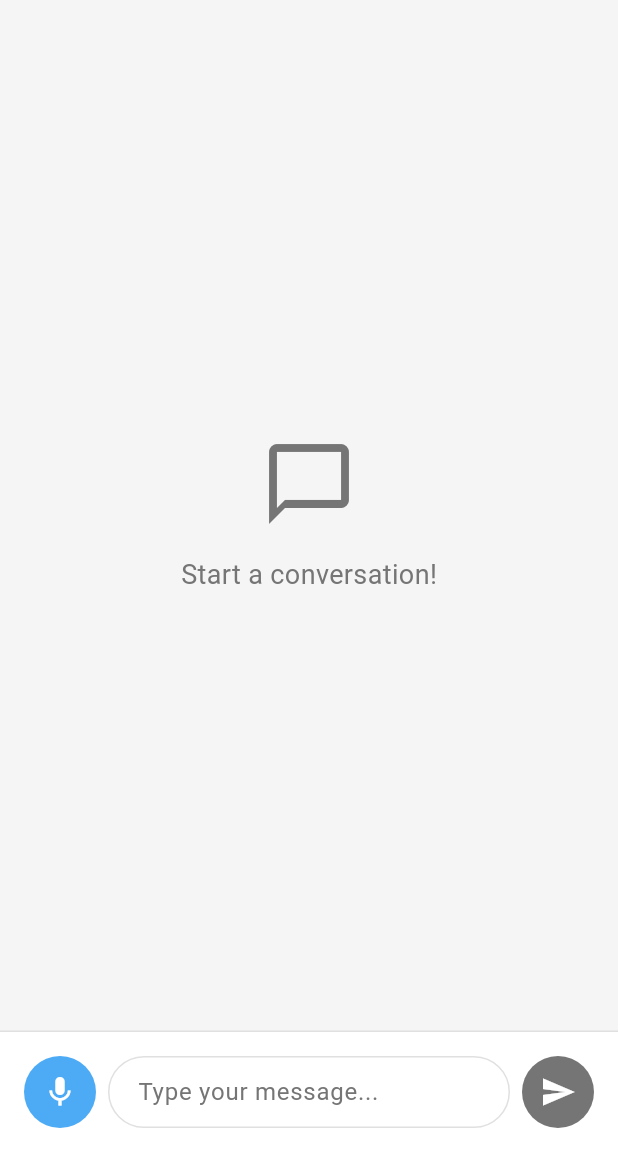
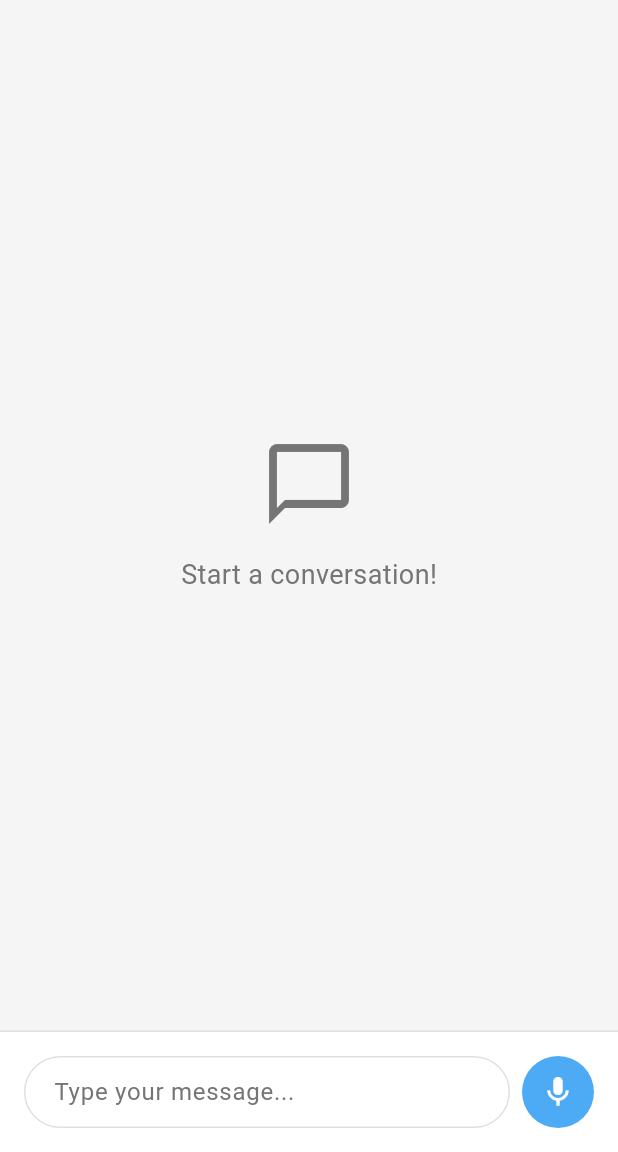
Before and after one commit to BilalRehman08/Conversational-AI-, a Flutter app: the screen it shows after launch, on a phone screen of 412 x 824 dp, the part 84-1236 px from its top. Run offline on Flutter 3.47's test engine with Material 3 defaults, Android fonts, the phone set to English and light mode, and no system bars; our stand-ins replace stacked, stacked_services, stacked_shared.

Commit message:
update voice and send button handling

```diff
--- a/lib/ui/widgets/chat_input.dart
+++ b/lib/ui/widgets/chat_input.dart
@@ -70,41 +70,6 @@ class _ChatInputState extends State<ChatInput> {
       ),
       child: Row(
         children: [
-          // Voice input button
-          if (widget.isSpeechAvailable)
-            Container(
-              decoration: BoxDecoration(
-                color:
-                    widget.isListening
-                        ? AppColors.primary
-                        : AppColors.primary.withOpacity(0.8),
-                borderRadius: BorderRadius.circular(24),
-                boxShadow:
-                    widget.isListening
-                        ? [
-                          BoxShadow(
-                            color: AppColors.primary.withOpacity(0.3),
-                            blurRadius: 8,
-                            spreadRadius: 2,
-                          ),
-                        ]
-                        : null,
-              ),
-              child: IconButton(
-                onPressed:
-                    widget.isLoading
-                        ? null
-                        : widget.isListening
-                        ? widget.onStopVoiceInput
-                        : widget.onVoiceInput,
-                icon:
-                    widget.isListening
-                        ? const Icon(Icons.stop, color: AppColors.textLight)
-                        : const Icon(Icons.mic, color: AppColors.textLight),
-                tooltip: widget.isListening ? 'Stop listening' : 'Tap to speak',
-              ),
-            ),
-          if (widget.isSpeechAvailable) const SizedBox(width: 8),
           // Text input field
           Expanded(
             child: TextField(
@@ -146,25 +111,55 @@ class _ChatInputState extends State<ChatInput> {
             ),
           ),
           const SizedBox(width: 8),
-          // Send button
+          // Dynamic button (Voice or Send)
+          if (widget.isSpeechAvailable) ...[
+            // Voice button (when input is empty)
+            if (_controller.text.trim().isEmpty)
               Container(
                 decoration: BoxDecoration(
-              color:
-                  widget.isLoading || _controller.text.trim().isEmpty
+                  color: widget.isListening
+                      ? AppColors.primary
+                      : AppColors.primary.withOpacity(0.8),
+                  borderRadius: BorderRadius.circular(24),
+                  boxShadow: widget.isListening
+                      ? [
+                          BoxShadow(
+                            color: AppColors.primary.withOpacity(0.3),
+                            blurRadius: 8,
+                            spreadRadius: 2,
+                          ),
+                        ]
+                      : null,
+                ),
+                child: IconButton(
+                  onPressed: widget.isLoading
+                      ? null
+                      : widget.isListening
+                          ? widget.onStopVoiceInput
+                          : widget.onVoiceInput,
+                  icon: widget.isListening
+                      ? const Icon(Icons.stop, color: AppColors.textLight)
+                      : const Icon(Icons.mic, color: AppColors.textLight),
+                  tooltip: widget.isListening ? 'Stop listening' : 'Tap to speak',
+                ),
+              )
+            // Send button (when input has text)
+            else
+              Container(
+                decoration: BoxDecoration(
+                  color: widget.isLoading
                       ? AppColors.textSecondary
                       : AppColors.primary,
                   borderRadius: BorderRadius.circular(24),
                 ),
                 child: IconButton(
-              onPressed:
-                  widget.isLoading || _controller.text.trim().isEmpty
-                      ? null
-                      : _handleSend,
+                  onPressed: widget.isLoading ? null : _handleSend,
                   icon: const Icon(Icons.send, color: AppColors.textLight),
                   tooltip: widget.isLoading ? 'AI is thinking...' : 'Send message',
                 ),
               ),
           ],
+        ],
       ),
     );
   }
```
Also changed, not shown: lib/ui/widgets/typing_indicator.dart (+6 -5 lines). Lines whose indentation alone changed are shown as unchanged.
